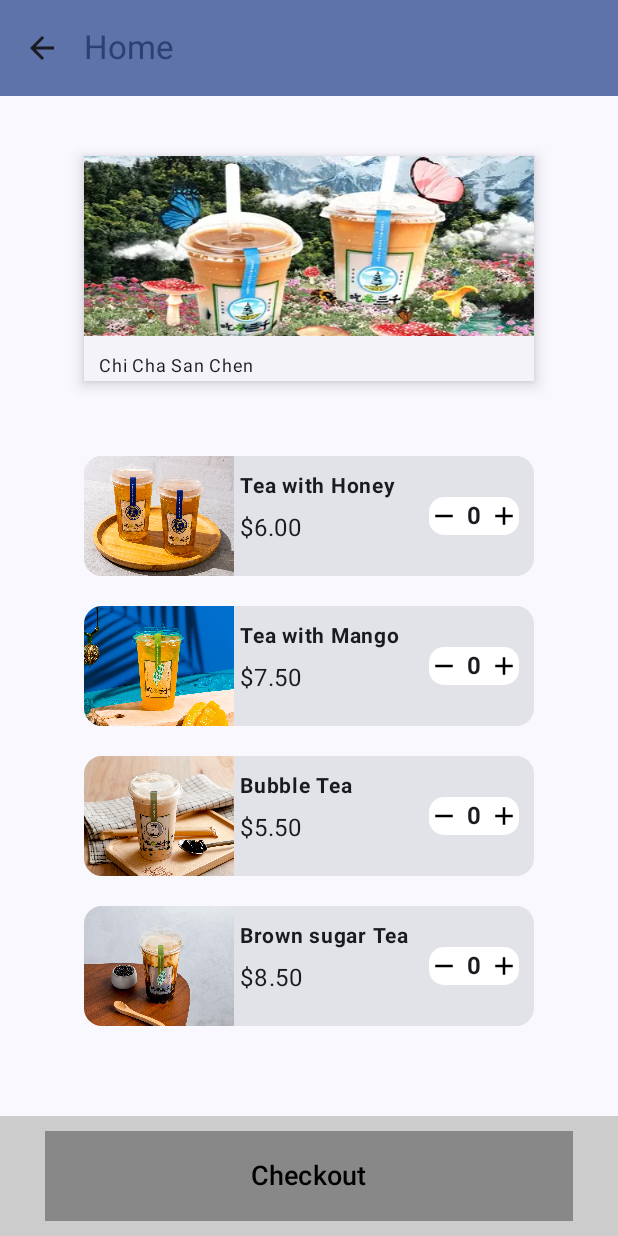
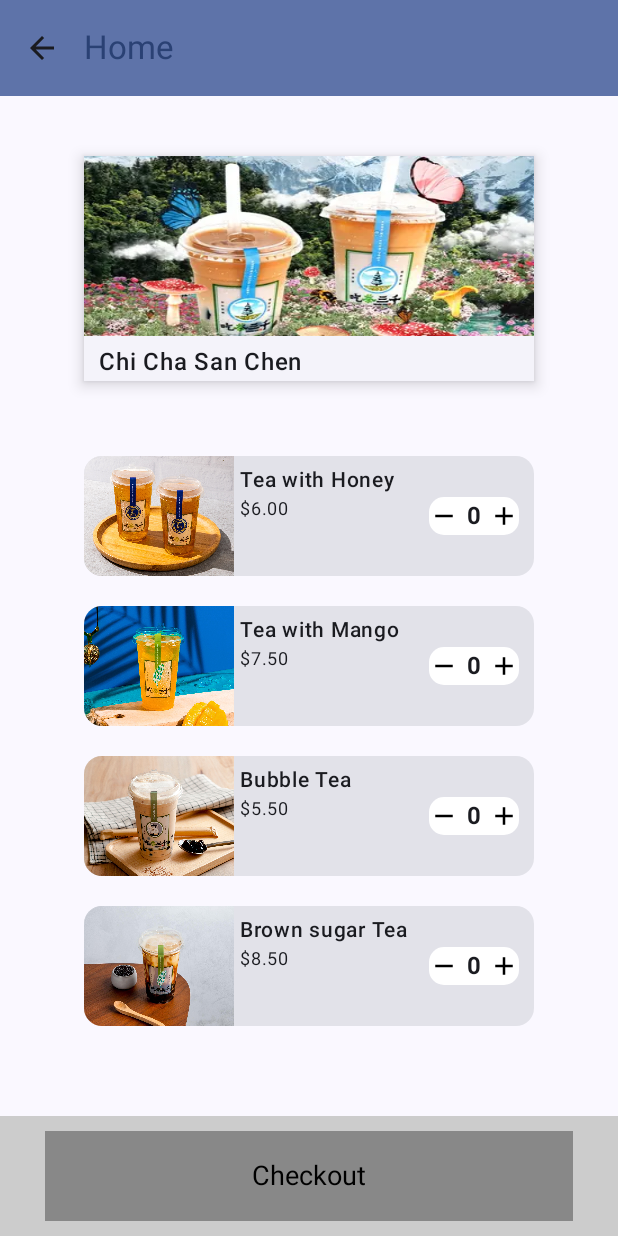
Before and after one commit to MichaelHungLJ/savingsquadsfrontend, an Android app built with Jetpack Compose: the screen it shows after launch (MainActivity), after a tap on "Chi Cha San Chen", on a phone screen of 412 x 824 dp. Run offline under Robolectric (Android 15) with nearby library versions, the phone set to English and light mode, and no system bars.

Commit message:
Updated Typography

```diff
--- a/app/src/main/java/com/example/savingsquadsfrontend/view/components/CustomBottomBar.kt
+++ b/app/src/main/java/com/example/savingsquadsfrontend/view/components/CustomBottomBar.kt
@@ -20,6 +20,7 @@ import androidx.compose.ui.unit.dp
 import androidx.compose.ui.unit.sp
 import androidx.navigation.NavController
 import androidx.navigation.compose.rememberNavController
+import com.example.savingsquadsfrontend.view.theme.Typography
 
 @Composable
 fun CustomBottomBar (navController: NavController, nextPage: String,buttonName: String) {
@@ -43,7 +44,7 @@ fun CustomBottomBar (navController: NavController, nextPage: String,buttonName:
         ) {
             Text(
                 text = buttonName,
-                fontSize = 18.sp,
+                style = Typography.displayMedium,
             )
         }
     }
--- a/app/src/main/java/com/example/savingsquadsfrontend/view/components/CustomTopBar.kt
+++ b/app/src/main/java/com/example/savingsquadsfrontend/view/components/CustomTopBar.kt
@@ -10,10 +10,13 @@ import androidx.compose.material3.Text
 import androidx.compose.material3.TopAppBar
 import androidx.compose.material3.TopAppBarDefaults
 import androidx.compose.runtime.Composable
+import androidx.compose.ui.text.font.FontFamily
 import androidx.compose.ui.tooling.preview.Preview
+import androidx.compose.ui.unit.sp
 import androidx.navigation.NavController
 import androidx.navigation.compose.rememberNavController
 import com.example.savingsquadsfrontend.view.theme.SavingsquadsfrontendTheme
+import com.example.savingsquadsfrontend.view.theme.Typography
 
 
 @OptIn(ExperimentalMaterial3Api::class)
@@ -21,7 +24,9 @@ import com.example.savingsquadsfrontend.view.theme.SavingsquadsfrontendTheme
 fun CustomTopBar(screenName: String, navController: NavController, prevScreenTitle: String){
     TopAppBar(
         title = {
-                Text(text = prevScreenTitle)
+                Text(
+                    text = prevScreenTitle,
+                    style = Typography.displayLarge)
         },
         navigationIcon = {
             IconButton(
--- a/app/src/main/java/com/example/savingsquadsfrontend/view/components/RestaurantCard.kt
+++ b/app/src/main/java/com/example/savingsquadsfrontend/view/components/RestaurantCard.kt
@@ -15,6 +15,8 @@ import androidx.compose.runtime.Composable
 import androidx.compose.ui.Modifier
 import androidx.compose.ui.layout.ContentScale
 import androidx.compose.ui.res.painterResource
+import androidx.compose.ui.text.font.FontFamily
+import androidx.compose.ui.text.font.FontWeight
 import androidx.compose.ui.tooling.preview.Preview
 import androidx.compose.ui.unit.dp
 import androidx.compose.ui.unit.sp
@@ -22,6 +24,7 @@ import androidx.navigation.NavController
 import androidx.navigation.compose.rememberNavController
 import com.example.savingsquadsfrontend.R
 import com.example.savingsquadsfrontend.view.theme.SavingsquadsfrontendTheme
+import com.example.savingsquadsfrontend.view.theme.Typography
 import com.example.savingsquadsfrontend.viewModel.Restaurant
 import com.example.savingsquadsfrontend.viewModel.RestaurantItem
 
@@ -55,8 +58,8 @@ fun RestaurantCard (navController: NavController, index:Int, restaurant: Restaur
             )
             Text(
                 modifier = Modifier.padding(start = 10.dp, top = 8.dp),
-                fontSize = 12.sp,
-                text = restaurant.name
+                text = restaurant.name,
+                style = Typography.titleMedium
             )
         }
     }
--- a/app/src/main/java/com/example/savingsquadsfrontend/view/components/RestaurantItemCard.kt
+++ b/app/src/main/java/com/example/savingsquadsfrontend/view/components/RestaurantItemCard.kt
@@ -30,6 +30,7 @@ import androidx.compose.ui.unit.dp
 import androidx.compose.ui.unit.sp
 import com.example.savingsquadsfrontend.R
 import com.example.savingsquadsfrontend.model.data.CartItem
+import com.example.savingsquadsfrontend.view.theme.Typography
 import com.example.savingsquadsfrontend.viewModel.CartViewModel
 import com.example.savingsquadsfrontend.viewModel.RestaurantItem
 
@@ -65,11 +66,13 @@ fun RestaurantItemCard(restaurantItem: RestaurantItem, cartViewModel: CartViewMo
             ){
                 Text(
                     text = restaurantItem.name,
-                    fontWeight = FontWeight.Bold,
-                    fontSize = 14.sp)
+                    style= Typography.labelMedium
+                )
                 Text(
                     text = "$"+ String.format("%.2f", restaurantItem.price),
-                    modifier = Modifier.padding(top=4.dp))
+                    modifier = Modifier.padding(top=4.dp),
+                    style = Typography.labelSmall
+                )
             }
 
             FoodCounter(
--- a/app/src/main/java/com/example/savingsquadsfrontend/view/theme/Type.kt
+++ b/app/src/main/java/com/example/savingsquadsfrontend/view/theme/Type.kt
@@ -2,6 +2,7 @@ package com.example.savingsquadsfrontend.view.theme
 
 import androidx.compose.material3.Typography
 import androidx.compose.ui.text.TextStyle
+import androidx.compose.ui.text.font.Font
 import androidx.compose.ui.text.font.FontFamily
 import androidx.compose.ui.text.font.FontWeight
 import androidx.compose.ui.unit.sp
@@ -14,21 +15,37 @@ val Typography = Typography(
         fontSize = 16.sp,
         lineHeight = 24.sp,
         letterSpacing = 0.5.sp
-    )
-    /* Other default text styles to override
-    titleLarge = TextStyle(
+    ),
+    // Top Navigation Text
+    displayLarge = TextStyle(
+        fontSize = 22.sp,
+        fontFamily = FontFamily.Default
+    ),
+    // Bottom Navigation Text
+    displayMedium = TextStyle(
+        fontSize = 18.sp,
+        fontFamily = FontFamily.Default,
+        fontWeight = FontWeight.Normal
+    ),
+    // Restaurant Name
+    titleMedium = TextStyle(
+        fontSize = 16.sp,
+        fontFamily = FontFamily.Default,
+        fontWeight = FontWeight.Medium,
+        letterSpacing = 0.5.sp,
+    ),
+    // Menu item name
+    labelMedium = TextStyle(
+        fontSize = 14.sp,
+        fontFamily = FontFamily.Default,
+        fontWeight = FontWeight.Medium,
+        letterSpacing = 0.5.sp,
+    ),
+    // Menu item price
+    labelSmall = TextStyle(
+        fontSize = 12.sp,
         fontFamily = FontFamily.Default,
         fontWeight = FontWeight.Normal,
-        fontSize = 22.sp,
-        lineHeight = 28.sp,
-        letterSpacing = 0.sp
+        letterSpacing = 0.5.sp,
     ),
-    labelSmall = TextStyle(
-        fontFamily = FontFamily.Default,
-        fontWeight = FontWeight.Medium,
-        fontSize = 11.sp,
-        lineHeight = 16.sp,
-        letterSpacing = 0.5.sp
-    )
-    */
 )
```
